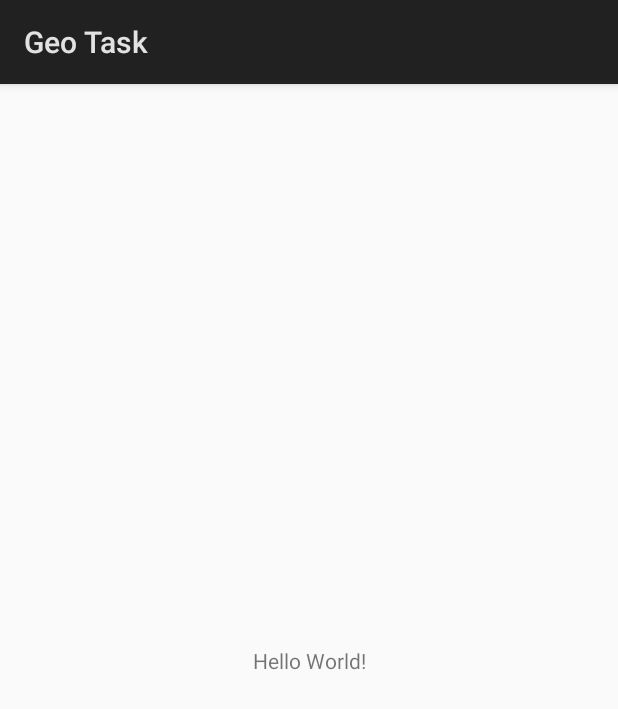
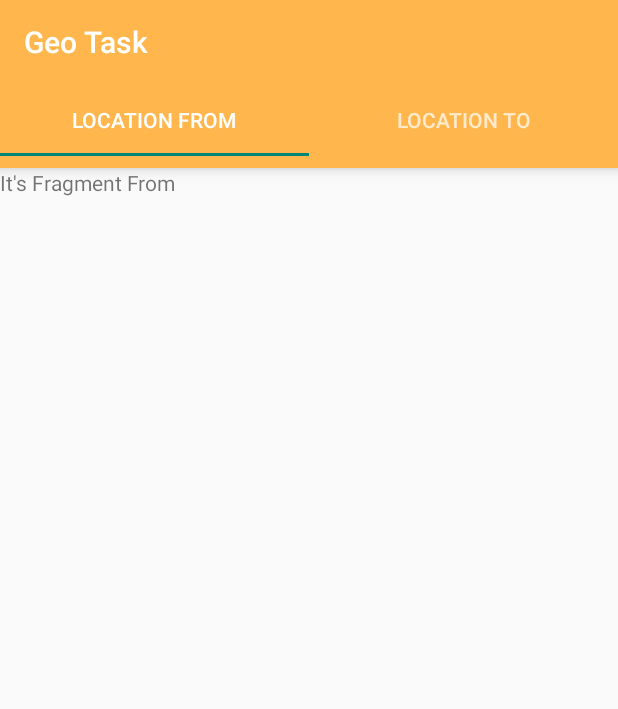
Before and after one commit to silikhin/GeoTask, an Android app: the screen it shows after launch (MainActivity), on a phone screen of 412 x 824 dp. Shown: the top 709 px of the screen. Run offline under Robolectric (Android 15) with nearby library versions, the phone set to English and light mode, and no system bars.

Commit message:
added tabs and pager adapter for MainActivity

```diff
--- a/app/build.gradle
+++ b/app/build.gradle
@@ -24,6 +24,7 @@ dependencies {
     androidTestCompile('com.android.support.test.espresso:espresso-core:2.2.2', {
         exclude group: 'com.android.support', module: 'support-annotations'
     })
-    compile 'com.android.support.constraint:constraint-layout:1.0.2'
+    compile 'com.android.support:appcompat-v7:24.2.0'
+    compile 'com.android.support:design:24.2.0'
     testCompile 'junit:junit:4.12'
 }
--- a/app/src/main/java/com/silikhin/geotask/MainActivity.java
+++ b/app/src/main/java/com/silikhin/geotask/MainActivity.java
@@ -1,13 +1,47 @@
 package com.silikhin.geotask;
 
-import android.app.Activity;
+import android.support.design.widget.TabLayout;
+import android.support.v4.view.ViewPager;
+import android.support.v7.app.AppCompatActivity;
+import android.app.FragmentManager;
+import android.app.FragmentTransaction;
 import android.os.Bundle;
+import android.support.v7.widget.Toolbar;
 
-public class MainActivity extends Activity {
+public class MainActivity extends AppCompatActivity {
 
     @Override
     protected void onCreate(Bundle savedInstanceState) {
         super.onCreate(savedInstanceState);
         setContentView(R.layout.activity_main);
+        Toolbar toolbar = (Toolbar) findViewById(R.id.toolbar);
+        setSupportActionBar(toolbar);
+
+        TabLayout tabLayout = (TabLayout) findViewById(R.id.tab_layout);
+        tabLayout.addTab(tabLayout.newTab().setText("Location from"));
+        tabLayout.addTab(tabLayout.newTab().setText("Location to"));
+        tabLayout.setTabGravity(TabLayout.GRAVITY_FILL);
+
+        final ViewPager viewPager = (ViewPager) findViewById(R.id.pager);
+        final PagerAdapter adapter = new PagerAdapter
+                (getSupportFragmentManager(), tabLayout.getTabCount());
+        viewPager.setAdapter(adapter);
+        viewPager.addOnPageChangeListener(new TabLayout.TabLayoutOnPageChangeListener(tabLayout));
+        tabLayout.setOnTabSelectedListener(new TabLayout.OnTabSelectedListener() {
+            @Override
+            public void onTabSelected(TabLayout.Tab tab) {
+                viewPager.setCurrentItem(tab.getPosition());
+            }
+
+            @Override
+            public void onTabUnselected(TabLayout.Tab tab) {
+
+            }
+
+            @Override
+            public void onTabReselected(TabLayout.Tab tab) {
+
+            }
+        });
     }
 }
--- /dev/null
+++ b/app/src/main/java/com/silikhin/geotask/PagerAdapter.java
@@ -0,0 +1,38 @@
+package com.silikhin.geotask;
+
+import android.support.v4.app.Fragment;
+import android.support.v4.app.FragmentManager;
+import android.support.v4.app.FragmentStatePagerAdapter;
+
+/**
+ * Created by B_Silikhin on 017 17.04.17.
+ */
+
+public class PagerAdapter extends FragmentStatePagerAdapter {
+    int mNumOfTabs;
+
+    public PagerAdapter(FragmentManager fm, int NumOfTabs) {
+        super(fm);
+        this.mNumOfTabs = NumOfTabs;
+    }
+
+    @Override
+    public Fragment getItem(int position) {
+
+        switch (position) {
+            case 0:
+                TabFragmentFrom tab1 = new TabFragmentFrom();
+                return tab1;
+            case 1:
+                TabFragmentTo tab2 = new TabFragmentTo();
+                return tab2;
+            default:
+                return null;
+        }
+    }
+
+    @Override
+    public int getCount() {
+        return mNumOfTabs;
+    }
+}
--- /dev/null
+++ b/app/src/main/java/com/silikhin/geotask/TabFragmentFrom.java
@@ -0,0 +1,20 @@
+package com.silikhin.geotask;
+
+
+import android.support.v4.app.Fragment;
+import android.os.Bundle;
+import android.view.LayoutInflater;
+import android.view.View;
+import android.view.ViewGroup;
+
+
+public class TabFragmentFrom extends Fragment {
+
+    @Override
+    public View onCreateView(LayoutInflater inflater, ViewGroup container,
+                             Bundle savedInstanceState) {
+        // Inflate the layout for this fragment
+        return inflater.inflate(R.layout.fragment_from, container, false);
+    }
+
+}
--- /dev/null
+++ b/app/src/main/java/com/silikhin/geotask/TabFragmentTo.java
@@ -0,0 +1,19 @@
+package com.silikhin.geotask;
+
+import android.os.Bundle;
+import android.support.v4.app.Fragment;
+import android.view.LayoutInflater;
+import android.view.View;
+import android.view.ViewGroup;
+
+
+public class TabFragmentTo extends Fragment {
+
+    @Override
+    public View onCreateView(LayoutInflater inflater, ViewGroup container,
+                             Bundle savedInstanceState) {
+        // Inflate the layout for this fragment
+        return inflater.inflate(R.layout.fragment_to, container, false);
+    }
+
+}
--- a/app/src/main/res/layout/activity_main.xml
+++ b/app/src/main/res/layout/activity_main.xml
@@ -1,18 +1,38 @@
 <?xml version="1.0" encoding="utf-8"?>
-<android.support.constraint.ConstraintLayout xmlns:android="http://schemas.android.com/apk/res/android"
+<RelativeLayout
+    android:id="@+id/main_layout"
+    xmlns:android="http://schemas.android.com/apk/res/android"
     xmlns:app="http://schemas.android.com/apk/res-auto"
     xmlns:tools="http://schemas.android.com/tools"
     android:layout_width="match_parent"
     android:layout_height="match_parent"
-    tools:context="com.silikhin.geotask.MainActivity">
+    tools:context=".MainActivity">
 
-    <TextView
-        android:layout_width="wrap_content"
+    <android.support.v7.widget.Toolbar
+        android:id="@+id/toolbar"
+        android:layout_width="match_parent"
         android:layout_height="wrap_content"
-        android:text="Hello World!"
-        app:layout_constraintBottom_toBottomOf="parent"
-        app:layout_constraintLeft_toLeftOf="parent"
-        app:layout_constraintRight_toRightOf="parent"
-        app:layout_constraintTop_toTopOf="parent" />
+        android:layout_alignParentTop="true"
+        android:background="@color/colorPrimary"
+        android:elevation="6dp"
+        android:minHeight="?attr/actionBarSize"
+        android:theme="@style/ThemeOverlay.AppCompat.Dark.ActionBar"
+        app:popupTheme="@style/ThemeOverlay.AppCompat.Light"/>
 
-</android.support.constraint.ConstraintLayout>
+    <android.support.design.widget.TabLayout
+        android:id="@+id/tab_layout"
+        android:layout_width="match_parent"
+        android:layout_height="wrap_content"
+        android:layout_below="@+id/toolbar"
+        android:background="@color/colorPrimary"
+        android:elevation="6dp"
+        android:minHeight="?attr/actionBarSize"
+        android:theme="@style/ThemeOverlay.AppCompat.Dark.ActionBar"/>
+
+    <android.support.v4.view.ViewPager
+        android:id="@+id/pager"
+        android:layout_width="match_parent"
+        android:layout_height="fill_parent"
+        android:layout_below="@id/tab_layout"/>
+
+</RelativeLayout>
--- /dev/null
+++ b/app/src/main/res/layout/fragment_from.xml
@@ -0,0 +1,12 @@
+<FrameLayout xmlns:android="http://schemas.android.com/apk/res/android"
+    xmlns:tools="http://schemas.android.com/tools"
+    android:layout_width="match_parent"
+    android:layout_height="match_parent"
+    tools:context="com.silikhin.geotask.TabFragmentFrom">
+
+    <TextView
+        android:layout_width="match_parent"
+        android:layout_height="match_parent"
+        android:text="@string/fragFromText" />
+
+</FrameLayout>
--- /dev/null
+++ b/app/src/main/res/layout/fragment_to.xml
@@ -0,0 +1,12 @@
+<FrameLayout xmlns:android="http://schemas.android.com/apk/res/android"
+    xmlns:tools="http://schemas.android.com/tools"
+    android:layout_width="match_parent"
+    android:layout_height="match_parent"
+    tools:context="com.silikhin.geotask.TabFragmentTo">
+
+    <TextView
+        android:layout_width="match_parent"
+        android:layout_height="match_parent"
+        android:text="@string/fragToText" />
+
+</FrameLayout>
--- a/app/src/main/res/values/colors.xml
+++ b/app/src/main/res/values/colors.xml
@@ -1,7 +1,7 @@
 <?xml version="1.0" encoding="utf-8"?>
 <resources>
-    <color name="colorPrimary">#3F51B5</color>
-    <color name="colorPrimaryDark">#303F9F</color>
-    <color name="colorAccent">#FF4081</color>
+    <color name="colorPrimary">#ffb74d</color>
+    <color name="colorPrimaryDark">#c88719</color>
+    <color name="colorAccent">#ffe97d</color>
     <color name="white">#FFFFFF</color>
 </resources>
--- a/app/src/main/res/values/strings.xml
+++ b/app/src/main/res/values/strings.xml
@@ -1,3 +1,5 @@
 <resources>
     <string name="app_name">Geo Task</string>
+    <string name="fragFromText">It\'s Fragment From</string>
+    <string name="fragToText">It\'s Fragment To</string>
 </resources>
--- a/app/src/main/res/values/styles.xml
+++ b/app/src/main/res/values/styles.xml
@@ -1,7 +1,7 @@
 <resources>
 
     <!-- Base application theme. -->
-    <style name="AppTheme" parent="android:Theme.Material.Light.DarkActionBar">
+    <style name="AppTheme" parent="Theme.AppCompat.Light.NoActionBar">
         <!-- Customize your theme here. -->
     </style>
 
```
